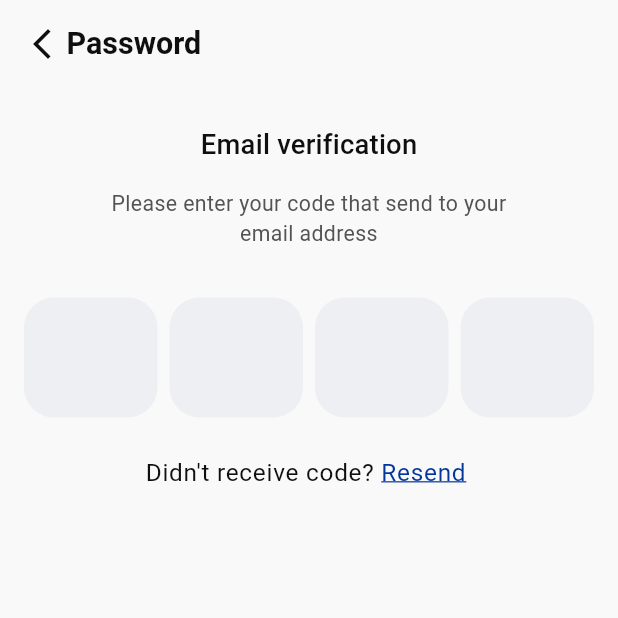
After one commit to anashany-shift/exam_app, a Flutter app: the ForgetPasswordView screen opened by its route, swiped to page 2, on a phone screen of 412 x 824 dp, the top half of it. The commit adds this screen. Run offline on Flutter 3.47's test engine with Material 3 defaults, Android fonts, the phone set to English and light mode, and no system bars; drawn by our look-alikes of pinput; our stand-ins replace flutter_screenutil.

Commit message:
refactor theme button feat/finish forget password ui ans some refactor to be reuseable

```diff
--- a/lib/core/helper/validation.dart
+++ b/lib/core/helper/validation.dart
@@ -33,4 +33,13 @@ static String? validateText(String? value){
 
     return null;
   }
+  static String? validatePin(String? value) {
+  if (value == null || value.isEmpty) {
+    return "Code is required";
+  }
+  if (value != "1234") {
+    return "Invalid Code";
+  }
+  return null;
 }
+}
--- a/lib/core/widget/custom_app_bar.dart
+++ b/lib/core/widget/custom_app_bar.dart
@@ -1,21 +1,27 @@
 import 'package:flutter/material.dart';
+import 'package:flutter_screenutil/flutter_screenutil.dart';
 
 class CustomAppBar extends StatelessWidget {
-  const CustomAppBar({super.key, required this.title});
+  const CustomAppBar({super.key, required this.title, this.onTap});
   final String title;
-
+  final VoidCallback? onTap;
   @override
   Widget build(BuildContext context) {
-    var theme=Theme.of(context);
-    return  Row(
+    var theme = Theme.of(context);
+    return Row(
       children: [
         GestureDetector(
           onTap: () {
+            if (onTap != null) {
+              onTap!();
+            } else {
               Navigator.pop(context);
+            }
           },
 
-                    child: Icon(Icons.arrow_back_ios_new),
+          child: const Icon(Icons.arrow_back_ios_new),
         ),
+        SizedBox(width: 4.w),
         Text(title, style: theme.textTheme.titleLarge),
       ],
     );
--- a/lib/presentation/features/auth/forget_password/view/forget_password_view.dart
+++ b/lib/presentation/features/auth/forget_password/view/forget_password_view.dart
@@ -1,11 +1,15 @@
 import 'package:flutter/material.dart';
+
+import 'widgets/forget_password_view_body.dart';
 
 class ForgetPasswordView extends StatelessWidget {
   const ForgetPasswordView({super.key});
 
   @override
   Widget build(BuildContext context) {
-    return Scaffold(
+    return const Scaffold(
+
+      body: SafeArea(child: ForgetPasswordViewBody()),
 
     );
   }
--- /dev/null
+++ b/lib/presentation/features/auth/forget_password/view/widgets/custom_pin_put.dart
@@ -0,0 +1,62 @@
+import 'package:exam_app/core/helper/validation.dart';
+import 'package:flutter/material.dart';
+import 'package:pinput/pinput.dart';
+
+import '../../../../../../core/utils/app_colors.dart';
+
+class CustomPinPut extends StatefulWidget {
+  const CustomPinPut({super.key, required this.onCompleted});
+
+  final void Function()? onCompleted;
+
+  @override
+  State<CustomPinPut> createState() => _CustomPinPutState();
+}
+
+class _CustomPinPutState extends State<CustomPinPut> {
+  final TextEditingController pinController = TextEditingController();
+  String? errorText;
+
+  final pinStyle = PinTheme(
+    height: 80,
+
+    decoration: BoxDecoration(
+      borderRadius: BorderRadius.circular(20),
+      color: AppColors.lightBlue,
+    ),
+    textStyle: const TextStyle(fontSize: 24, fontWeight: FontWeight.bold),
+  );
+
+  @override
+  Widget build(BuildContext context) {
+    var theme = Theme.of(context);
+    return SizedBox(
+      width: double.infinity,
+      child: Pinput(
+        controller: pinController,
+        validator: Validation.validatePin,
+        onCompleted: _handleCompleted,
+
+        keyboardType: TextInputType.number,
+        defaultPinTheme: pinStyle,
+        focusedPinTheme: pinStyle.copyDecorationWith(
+          border: Border.all(color: theme.colorScheme.primary),
+          borderRadius: BorderRadius.circular(8),
+        ),
+        submittedPinTheme: pinStyle,
+      ),
+    );
+  }
+
+
+
+  void _handleCompleted(String value) {
+    if (value == "1234") {
+      widget.onCompleted?.call();
+    } else {
+      setState(() {
+        errorText = "Invalid Code";
+      });
+    }
+  }
+}
--- /dev/null
+++ b/lib/presentation/features/auth/forget_password/view/widgets/email_verification.dart
@@ -0,0 +1,49 @@
+import 'package:exam_app/presentation/features/auth/forget_password/view/widgets/forget_password_screen_instructions.dart';
+import 'package:flutter/material.dart';
+import 'package:flutter_screenutil/flutter_screenutil.dart';
+
+import '../../../../../../core/widget/custom_app_bar.dart';
+import 'custom_pin_put.dart';
+
+class EmailVerification extends StatelessWidget {
+  final VoidCallback onContinue;
+  final VoidCallback onBack;
+  const EmailVerification({
+    super.key,
+    required this.onContinue,
+    required this.onBack,
+  });
+
+  @override
+  Widget build(BuildContext context) {
+    var theme = Theme.of(context);
+    return Column(
+      children: [
+        CustomAppBar(title: "Password", onTap: onBack),
+        SizedBox(height: 40.h),
+        const ForgetPasswordScreenInstructions(
+          title: "Email verification",
+          subTitle: "Please enter your code that send to your \nemail address ",
+        ),
+        SizedBox(height: 32.h),
+        CustomPinPut(onCompleted: onContinue),
+        SizedBox(height: 24.h),
+        Row(
+          mainAxisAlignment: MainAxisAlignment.center,
+          children: [
+            Text("Didn't receive code? ", style: theme.textTheme.bodyLarge),
+            GestureDetector(
+              child: Text(
+                'Resend ',
+                style: theme.textTheme.bodyLarge!.copyWith(
+                  color: theme.primaryColor,
+                  decoration: TextDecoration.underline,
+                ),
+              ),
+            ),
+          ],
+        ),
+      ],
+    );
+  }
+}
--- /dev/null
+++ b/lib/presentation/features/auth/forget_password/view/widgets/forget_password_screen_instructions.dart
@@ -0,0 +1,29 @@
+import 'package:flutter/material.dart';
+import 'package:flutter_screenutil/flutter_screenutil.dart';
+
+import '../../../../../../core/utils/app_colors.dart';
+
+class ForgetPasswordScreenInstructions extends StatelessWidget {
+  const ForgetPasswordScreenInstructions({
+    super.key,
+    required this.title,
+    required this.subTitle,
+  });
+  final String title, subTitle;
+
+  @override
+  Widget build(BuildContext context) {
+    var theme = Theme.of(context);
+    return Column(
+      children: [
+        Text(title, style: theme.textTheme.titleMedium),
+        SizedBox(height: 16.h),
+        Text(
+          subTitle,
+          style: theme.textTheme.bodyMedium!.copyWith(color: AppColors.grey),
+          textAlign: TextAlign.center,
+        ),
+      ],
+    );
+  }
+}
--- /dev/null
+++ b/lib/presentation/features/auth/forget_password/view/widgets/forget_password_view_body.dart
@@ -0,0 +1,77 @@
+import 'package:exam_app/presentation/features/auth/forget_password/view/widgets/email_verification.dart';
+import 'package:exam_app/presentation/features/auth/forget_password/view/widgets/enter_email.dart';
+import 'package:exam_app/presentation/features/auth/forget_password/view/widgets/reset_pasword.dart';
+import 'package:flutter/material.dart';
+
+class ForgetPasswordViewBody extends StatefulWidget {
+  const ForgetPasswordViewBody({super.key});
+
+  @override
+  State<ForgetPasswordViewBody> createState() => _ForgetPasswordViewBodyState();
+}
+
+class _ForgetPasswordViewBodyState extends State<ForgetPasswordViewBody> {
+  int selectedIndex = 0;
+  late PageController pageController;
+  @override
+  void initState() {
+    super.initState();
+    pageController = PageController(initialPage: 0);
+  }
+
+  @override
+  void dispose() {
+    pageController.dispose();
+    super.dispose();
+  }
+
+  void nextPage() {
+    if (selectedIndex < 2) {
+      setState(() {
+        selectedIndex++;
+      });
+      pageController.animateToPage(
+        selectedIndex,
+        duration: const Duration(milliseconds: 300),
+        curve: Curves.easeInOut,
+      );
+    }
+    print(selectedIndex);
+  }
+
+  void perviousPage() {
+    if (selectedIndex > 0) {
+      setState(() {
+        selectedIndex--;
+      });
+      pageController.animateToPage(
+        selectedIndex,
+        duration: const Duration(milliseconds: 300),
+        curve: Curves.easeInOut,
+      );
+    }
+  }
+
+  @override
+  Widget build(BuildContext context) {
+    return Padding(
+      padding: const EdgeInsets.all(16.0),
+      child: Column(
+        children: [
+          Expanded(
+            child: PageView(
+              controller: pageController,
+              physics: const NeverScrollableScrollPhysics(),
+
+              children: [
+                EnterEmail(onContinue: nextPage),
+                EmailVerification(onContinue: nextPage, onBack: perviousPage),
+                ResetPassword(onBack: perviousPage),
+              ],
+            ),
+          ),
+        ],
+      ),
+    );
+  }
+}
--- a/lib/presentation/features/auth/login/view/widgets/Login_view_body.dart
+++ b/lib/presentation/features/auth/login/view/widgets/Login_view_body.dart
@@ -23,6 +23,7 @@ class _LoginViewBodyState extends State<LoginViewBody> {
   Widget build(BuildContext context) {
     var theme = Theme.of(context);
     return SafeArea(
+      child: SingleChildScrollView(
         child: Padding(
           padding: const EdgeInsets.all(16.0),
           child: Form(
@@ -61,10 +62,9 @@ class _LoginViewBodyState extends State<LoginViewBody> {
                   buttonModel: ButtonModel(
                     text: "Login",
                     onPressed: () {
-                    Navigator.pushNamedAndRemoveUntil(
+                      Navigator.pushNamed(
                         context,
                         Routes.mainLayout,
-                      (route) => false,
                       );
                     },
                   ),
@@ -97,6 +97,7 @@ class _LoginViewBodyState extends State<LoginViewBody> {
             ),
           ),
         ),
+      ),
     );
   }
 }
--- a/lib/presentation/features/auth/sign_up/view/widgets/signup_view_body.dart
+++ b/lib/presentation/features/auth/sign_up/view/widgets/signup_view_body.dart
@@ -111,7 +111,7 @@ class _SignupViewBodyState extends State<SignupViewBody> {
               SizedBox(height: 48.h),
               CustomButton(
                 buttonModel: ButtonModel(
-                  text: 'Signup',
+                  text: 'Sign up',
 
                    onPressed: (){},
 
--- a/pubspec.yaml
+++ b/pubspec.yaml
@@ -35,6 +35,7 @@ dependencies:
   # Use with the CupertinoIcons class for iOS style icons.
   cupertino_icons: ^1.0.8
   flutter_screenutil: ^5.9.3
+  pinput: ^5.0.1
 
 dev_dependencies:
   flutter_test:
```
Also changed, not shown: lib/presentation/features/auth/forget_password/view/widgets/enter_email.dart (added, +42 -0 lines), lib/presentation/features/auth/forget_password/view/widgets/reset_pasword.dart (added, +54 -0 lines), pubspec.lock. Lines whose indentation alone changed are shown as unchanged.
